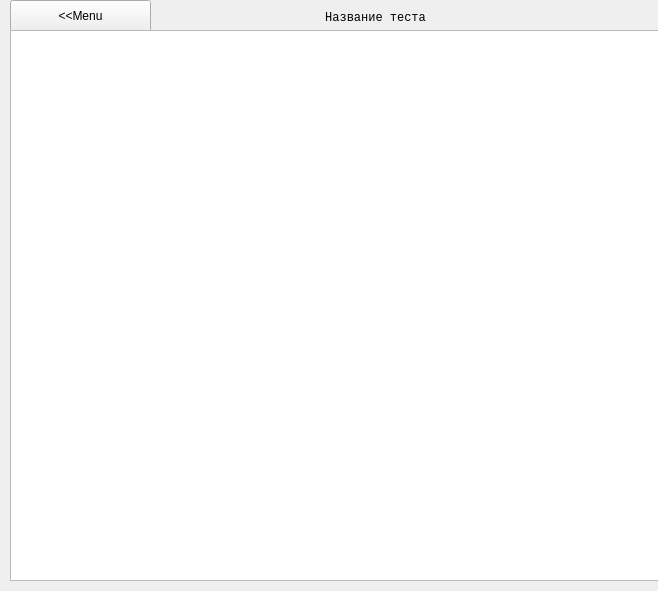
Before: the Qt Designer form UIs/ResultsUI.ui in NeiroX/TestChecker, drawn with Qt 5.
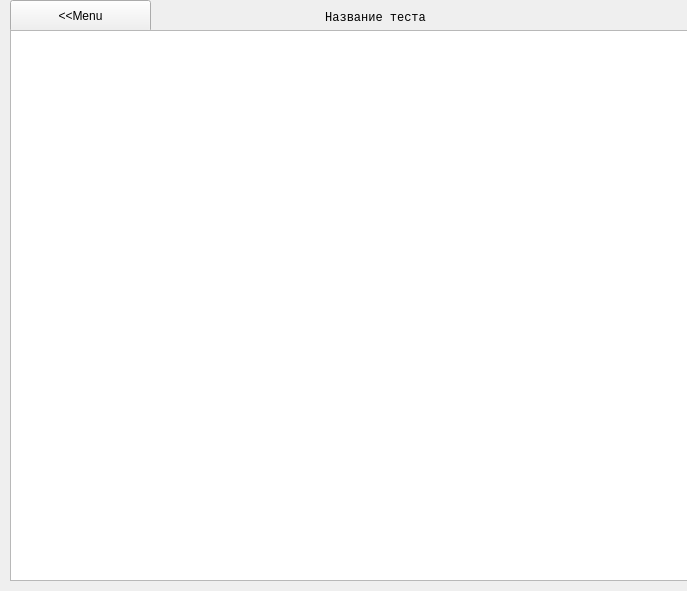
After: the same form once the commit is applied.

```diff
--- a/UIs/ResultsUI.ui
+++ b/UIs/ResultsUI.ui
@@ -6,7 +6,7 @@
    <rect>
     <x>0</x>
     <y>0</y>
-    <width>658</width>
+    <width>687</width>
     <height>591</height>
    </rect>
   </property>
@@ -53,7 +53,7 @@
      <rect>
       <x>10</x>
       <y>30</y>
-      <width>651</width>
+      <width>681</width>
       <height>551</height>
      </rect>
     </property>
```
